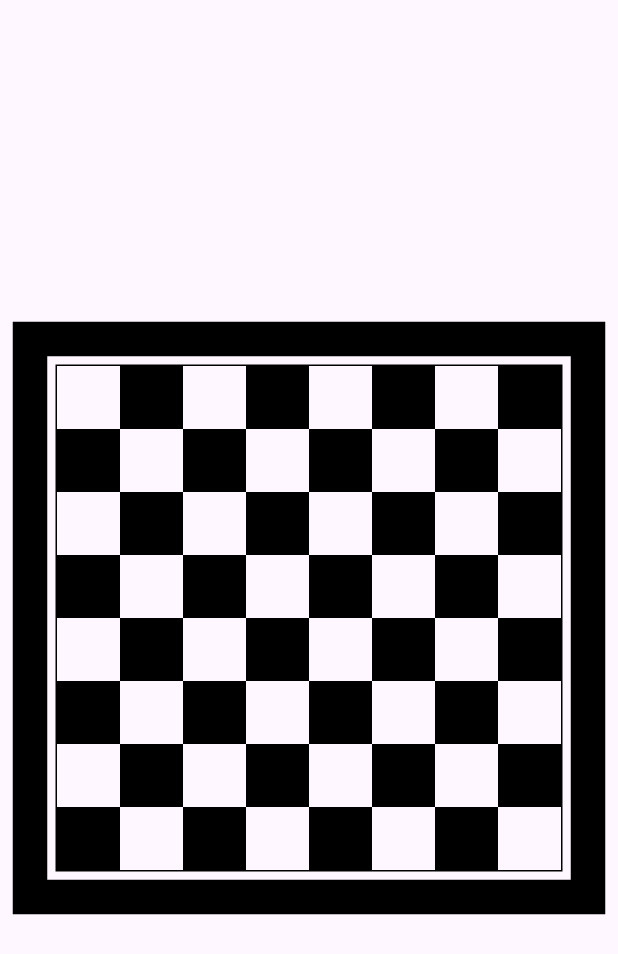
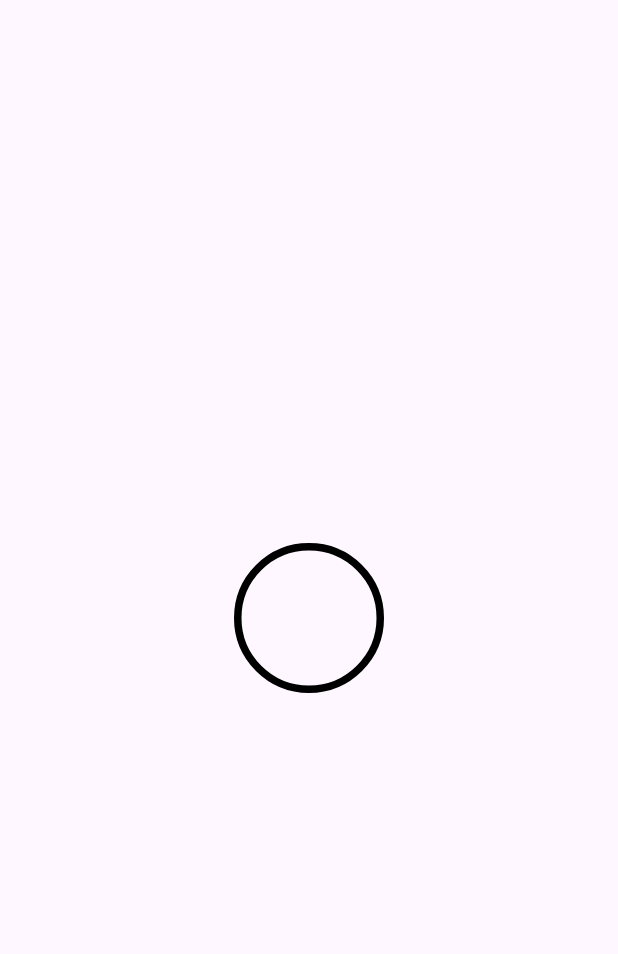
Before and after one commit to Amal168/flutter-projects, a Flutter app: the screen it shows after launch, on a phone screen of 412 x 824 dp. Shown: the top 954 px of the screen. Run offline on Flutter 3.47's test engine with Material 3 defaults, Android fonts, the phone set to English and light mode, and no system bars.

Commit message:
17-09-2024

```diff
--- /dev/null
+++ b/lib/circle.dart
@@ -0,0 +1,28 @@
+import 'package:flutter/material.dart';
+
+class Circle extends StatefulWidget {
+  const Circle({super.key});
+
+  @override
+  State<Circle> createState() => _CircleState();
+}
+
+class _CircleState extends State<Circle> {
+  @override
+  Widget build(BuildContext context) {
+    return Scaffold(
+      body: Center(
+        child:
+        Container(
+          width: 100,
+          height: 100,
+          decoration: BoxDecoration(
+            border: Border.all(width: 5),
+            borderRadius: BorderRadius.circular(50)
+          ),
+
+        )
+      ),
+    );
+  }
+}
--- a/lib/main.dart
+++ b/lib/main.dart
@@ -1,5 +1,6 @@
 import 'package:flutter/material.dart';
 import 'package:flutterproject/chessboard.dart';
+import 'package:flutterproject/circle.dart';
 
 void main() {
   runApp(const MyApp());
@@ -17,7 +18,7 @@ class MyApp extends StatelessWidget {
         colorScheme: ColorScheme.fromSeed(seedColor: Colors.deepPurple),
         useMaterial3: true,
       ),
-      home: chessboard(),
+      home: Circle(),
     );
   }
 }
```
